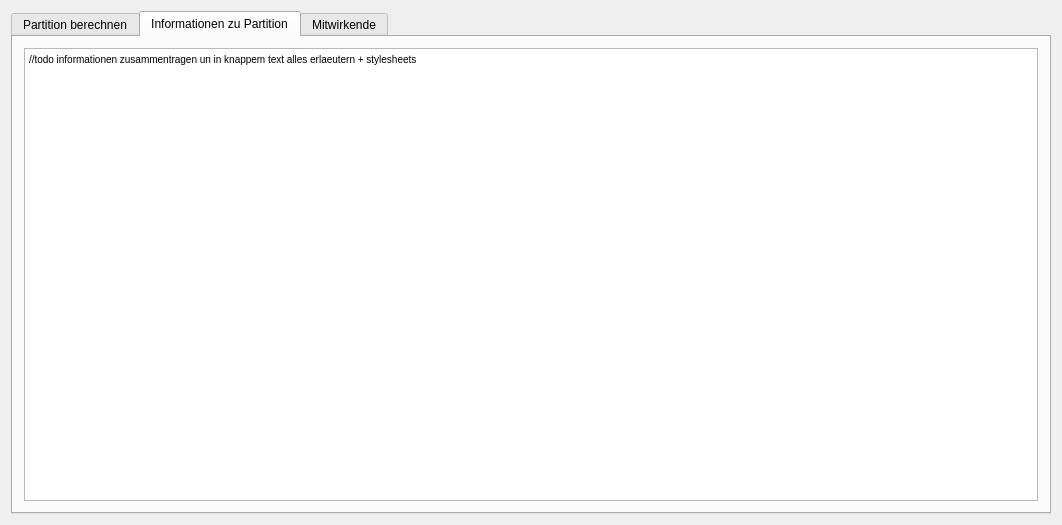
Before: the Qt Designer form mainwindow.ui in Makozer/NpPartitionManager, drawn with Qt 5.
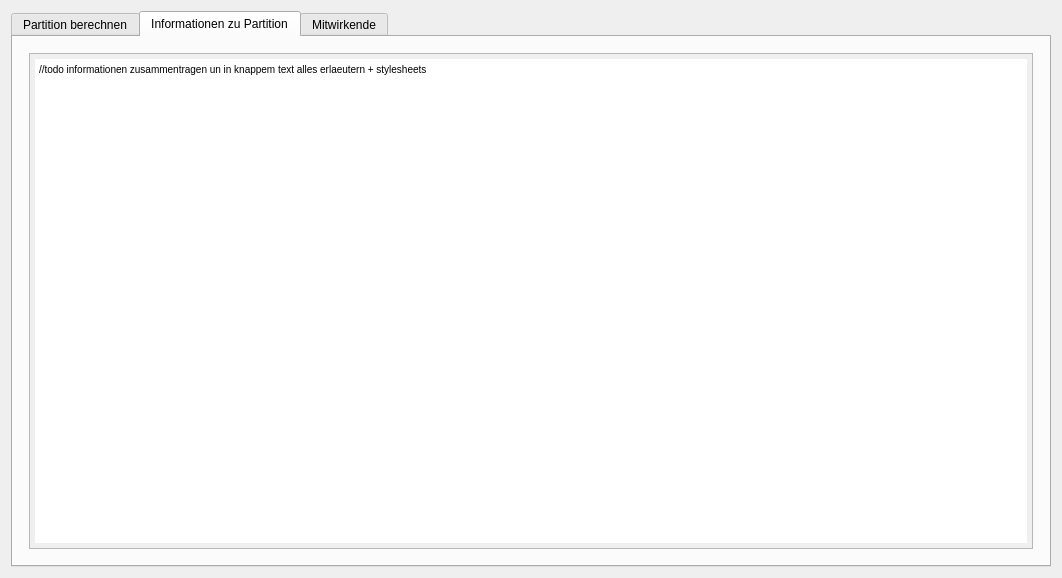
After: the same form once the commit is applied. The open tabs and pages were chosen to show the change. Custom widgets are drawn as their Qt base class.

Commit message: suminfo wird btn_fill uebergeben

The edit to the form file:
```diff
--- a/mainwindow.ui
+++ b/mainwindow.ui
@@ -7,12 +7,21 @@
     <x>0</x>
     <y>0</y>
     <width>1062</width>
-    <height>525</height>
+    <height>578</height>
    </rect>
   </property>
   <property name="windowTitle">
    <string>MainWindow</string>
   </property>
+  <property name="styleSheet">
+   <string notr="true">QWidget {
+font:10pt &quot;MS Shell Dlg 2&quot;;
+padding:5px;
+}
+
+
+</string>
+  </property>
   <widget class="QWidget" name="centralWidget">
    <layout class="QVBoxLayout" name="verticalLayout">
     <item>
@@ -282,9 +291,9 @@
            <string>&lt;!DOCTYPE HTML PUBLIC &quot;-//W3C//DTD HTML 4.0//EN&quot; &quot;http://www.w3.org/TR/REC-html40/strict.dtd&quot;&gt;
 &lt;html&gt;&lt;head&gt;&lt;meta name=&quot;qrichtext&quot; content=&quot;1&quot; /&gt;&lt;style type=&quot;text/css&quot;&gt;
 p, li { white-space: pre-wrap; }
-&lt;/style&gt;&lt;/head&gt;&lt;body style=&quot; font-family:'MS Shell Dlg 2'; font-size:7.8pt; font-weight:400; font-style:normal;&quot;&gt;
-&lt;p style=&quot; margin-top:0px; margin-bottom:0px; margin-left:0px; margin-right:0px; -qt-block-indent:0; text-indent:0px;&quot;&gt;//todo informationen zusammentragen un in knappem text alles erlaeutern + stylesheets&lt;/p&gt;
-&lt;p style=&quot;-qt-paragraph-type:empty; margin-top:0px; margin-bottom:0px; margin-left:0px; margin-right:0px; -qt-block-indent:0; text-indent:0px;&quot;&gt;&lt;br /&gt;&lt;/p&gt;&lt;/body&gt;&lt;/html&gt;</string>
+&lt;/style&gt;&lt;/head&gt;&lt;body style=&quot; font-family:'MS Shell Dlg 2'; font-size:10pt; font-weight:400; font-style:normal;&quot;&gt;
+&lt;p style=&quot; margin-top:0px; margin-bottom:0px; margin-left:0px; margin-right:0px; -qt-block-indent:0; text-indent:0px;&quot;&gt;&lt;span style=&quot; font-size:7.8pt;&quot;&gt;//todo informationen zusammentragen un in knappem text alles erlaeutern + stylesheets&lt;/span&gt;&lt;/p&gt;
+&lt;p style=&quot;-qt-paragraph-type:empty; margin-top:0px; margin-bottom:0px; margin-left:0px; margin-right:0px; -qt-block-indent:0; text-indent:0px; font-size:7.8pt;&quot;&gt;&lt;br /&gt;&lt;/p&gt;&lt;/body&gt;&lt;/html&gt;</string>
           </property>
          </widget>
         </item>
```
Left out of the diff: 8 changed lines with no effect on the pictures. The commit also changes 2 other files.
